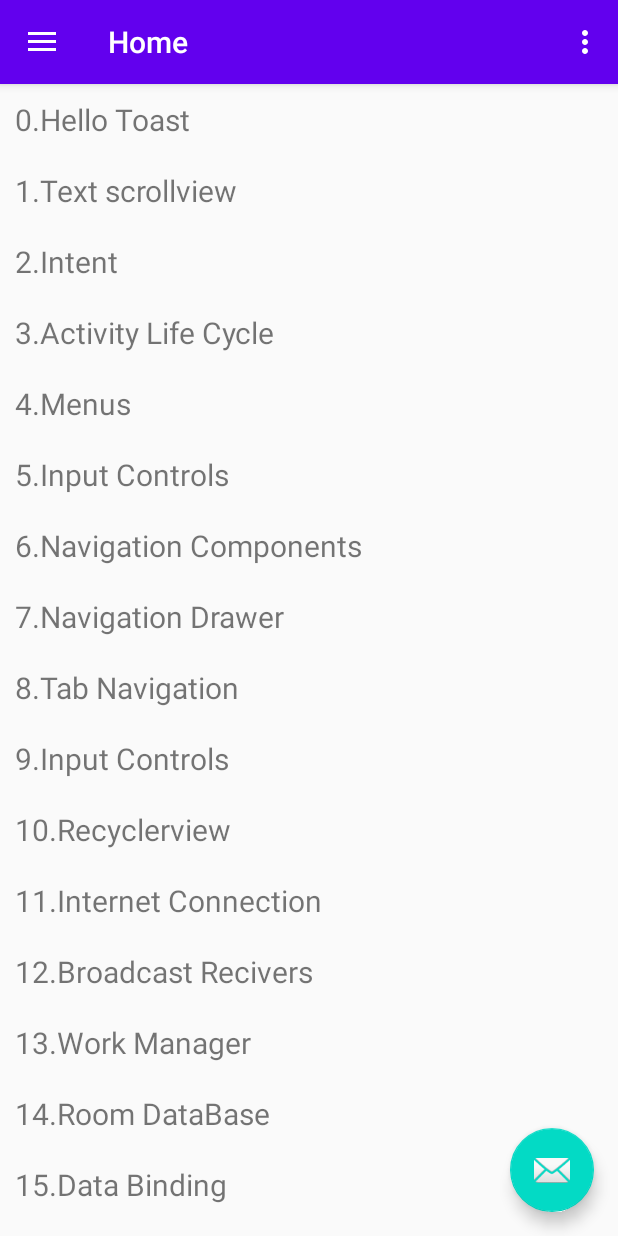
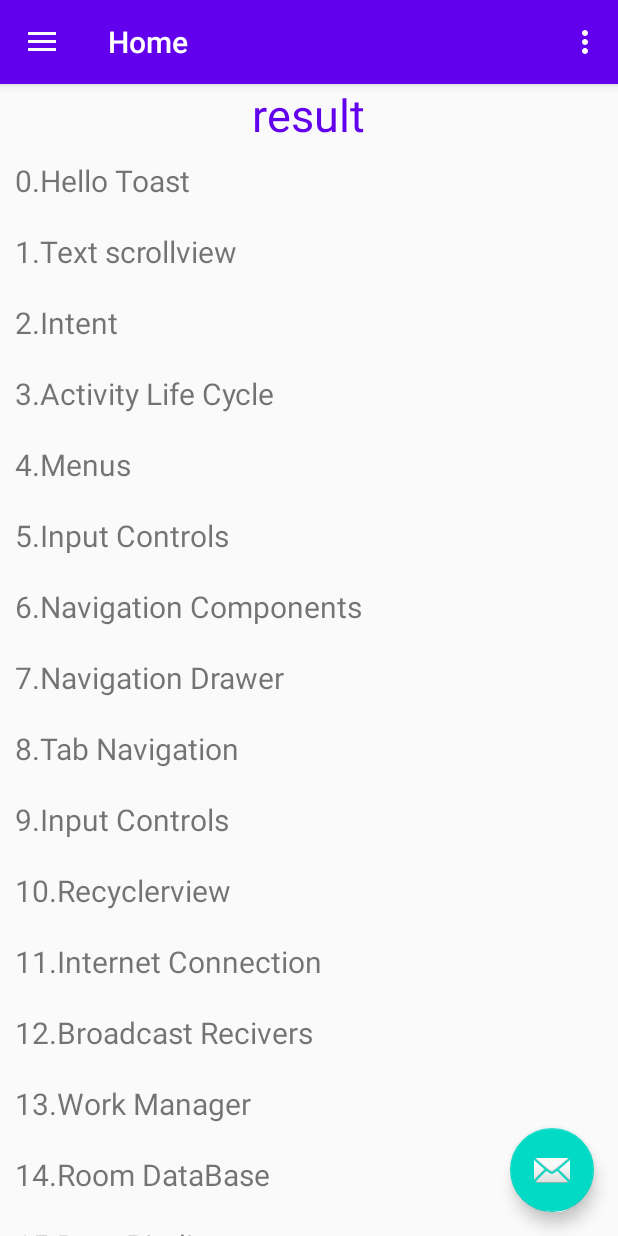
Before and after one commit to Muneiahtellakula/android_development, an Android app: the screen it shows after launch (MainActivity), on a phone screen of 412 x 824 dp. Run offline under Robolectric (Android 15) with nearby library versions, the phone set to English and light mode, and no system bars; our stand-ins replace navigation-ui.

```diff
--- a/Android2020/app/src/main/java/com/muneiah/android2020/ui/home/HomeFragment.java
+++ b/Android2020/app/src/main/java/com/muneiah/android2020/ui/home/HomeFragment.java
@@ -29,6 +29,7 @@ public class HomeFragment extends Fragment {
     private HomeViewModel homeViewModel;
 RecyclerView rv;
 MainAdapter adapter;
+TextView tv;
     String titiles[];
     public View onCreateView(@NonNull LayoutInflater inflater,
             ViewGroup container, Bundle savedInstanceState) {
@@ -42,6 +43,7 @@ MainAdapter adapter;
         final Button usrInput = root.findViewById(R.id.button_input);
         final Button sharedbtn = root.findViewById(R.id.button_Shared);
         final Button nav_btn = root.findViewById(R.id.button_navigation);*/
+       tv=root.findViewById(R.id.tv_data_intent);
         rv=root.findViewById(R.id.rec_main);
         titiles=getResources().getStringArray(R.array.topic_names);
         adapter=new MainAdapter(titiles);
--- a/Android2020/app/src/main/res/layout/activity_room_data_base.xml
+++ b/Android2020/app/src/main/res/layout/activity_room_data_base.xml
@@ -1,9 +1,11 @@
 <?xml version="1.0" encoding="utf-8"?>
-<androidx.constraintlayout.widget.ConstraintLayout xmlns:android="http://schemas.android.com/apk/res/android"
+<LinearLayout
+    android:orientation="vertical"
+    xmlns:android="http://schemas.android.com/apk/res/android"
     xmlns:app="http://schemas.android.com/apk/res-auto"
     xmlns:tools="http://schemas.android.com/tools"
     android:layout_width="match_parent"
     android:layout_height="match_parent"
     tools:context=".RoomDataBase.RoomDataBaseActivity">
 
-</androidx.constraintlayout.widget.ConstraintLayout>
+</LinearLayout>
--- a/Android2020/app/src/main/res/layout/fragment_home.xml
+++ b/Android2020/app/src/main/res/layout/fragment_home.xml
@@ -3,6 +3,14 @@
     android:layout_height="wrap_content"
     android:orientation="vertical"
     xmlns:android="http://schemas.android.com/apk/res/android" >
+    <TextView
+        android:layout_width="wrap_content"
+        android:layout_height="wrap_content"
+        android:textSize="30sp"
+        android:layout_gravity="center"
+        android:text="result"
+        android:textColor="@color/colorPrimary"
+        android:id="@+id/tv_data_intent"/>
     <androidx.recyclerview.widget.RecyclerView
         android:id="@+id/rec_main"
         android:layout_width="match_parent"
```
Also changed, not shown: 1 other file.
